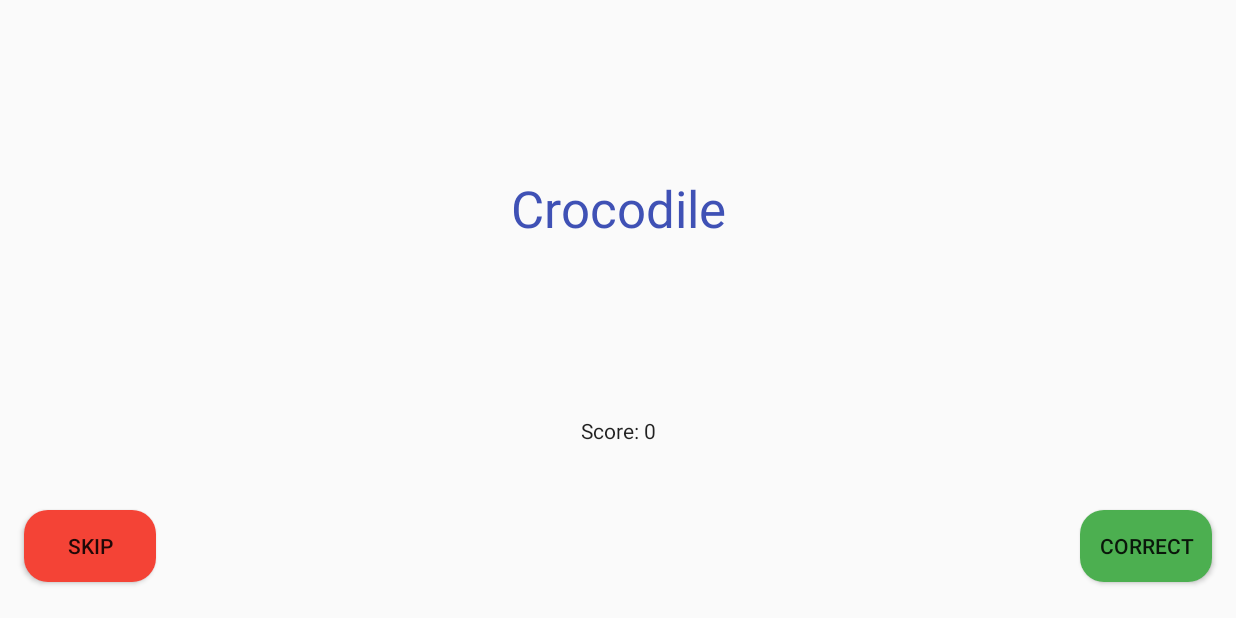
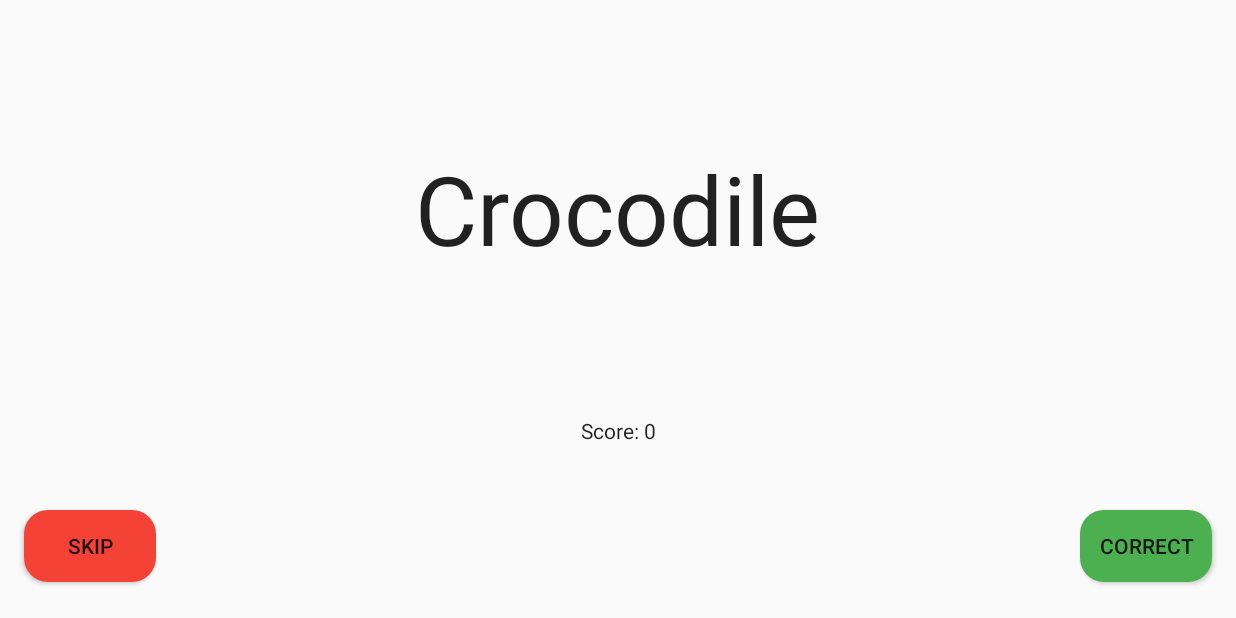
Before and after one commit to thomyfarhan/explainimal, an Android app: the GameFragment screen opened through its navigation route, on a phone screen of 824 x 412 dp (held sideways). Run offline under Robolectric (Android 15) with nearby library versions, the phone set to English and light mode, and no system bars; our stand-ins replace data binding; 1 statement that could not run was skipped.

Commit message:
[Fragment Game] Modify items in layout

```diff
--- a/app/src/main/res/layout/fragment_game.xml
+++ b/app/src/main/res/layout/fragment_game.xml
@@ -34,7 +34,7 @@
 
         <TextView
             android:id="@+id/tv_game_animal"
-            style="@style/TextContent.Large.PrimaryColor"
+            style="@style/TextContent.SuperLarge"
             app:layout_constraintBottom_toTopOf="@+id/tv_game_score"
             app:layout_constraintStart_toStartOf="parent"
             app:layout_constraintEnd_toEndOf="parent"
--- a/app/src/main/res/values/strings.xml
+++ b/app/src/main/res/values/strings.xml
@@ -6,6 +6,6 @@
     <string name="btn_game_skip_text">Skip</string>
     <string name="btn_game_correct_text">Correct</string>
     <string name="btn_score_play_again">Play Again</string>
-    <string name="tv_score_you_answered_text">You Answered</string>
+    <string name="tv_score_you_answered_text">Your Score:</string>
     <string name="game_score_text">Score: %1$d</string>
 </resources>
--- a/app/src/main/res/values/styles.xml
+++ b/app/src/main/res/values/styles.xml
@@ -10,6 +10,10 @@
     <style name="TextContent" parent="TextAppearance.AppCompat">
         <item name="android:layout_width">wrap_content</item>
         <item name="android:layout_height">wrap_content</item>
+    </style>
+
+    <style name="TextContent.SuperLarge">
+        <item name="android:textSize">64sp</item>
     </style>
 
     <style name="TextContent.Large">
```
